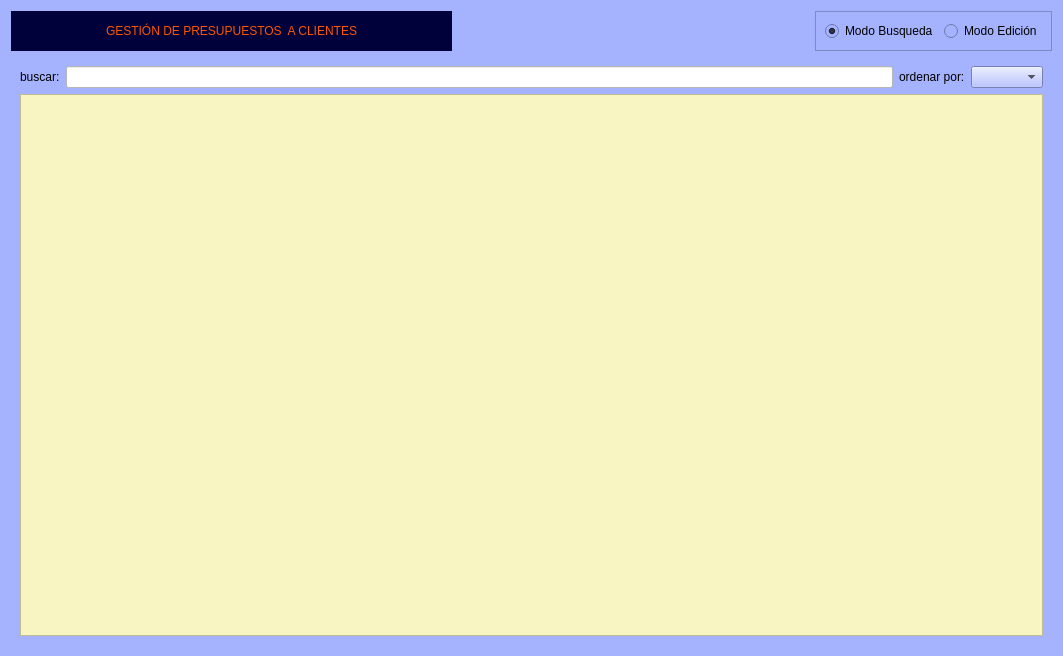
Old version of the form Zona_Ventas/frmpresupuestoscli.ui in the repository arcnexus/RedFoX.
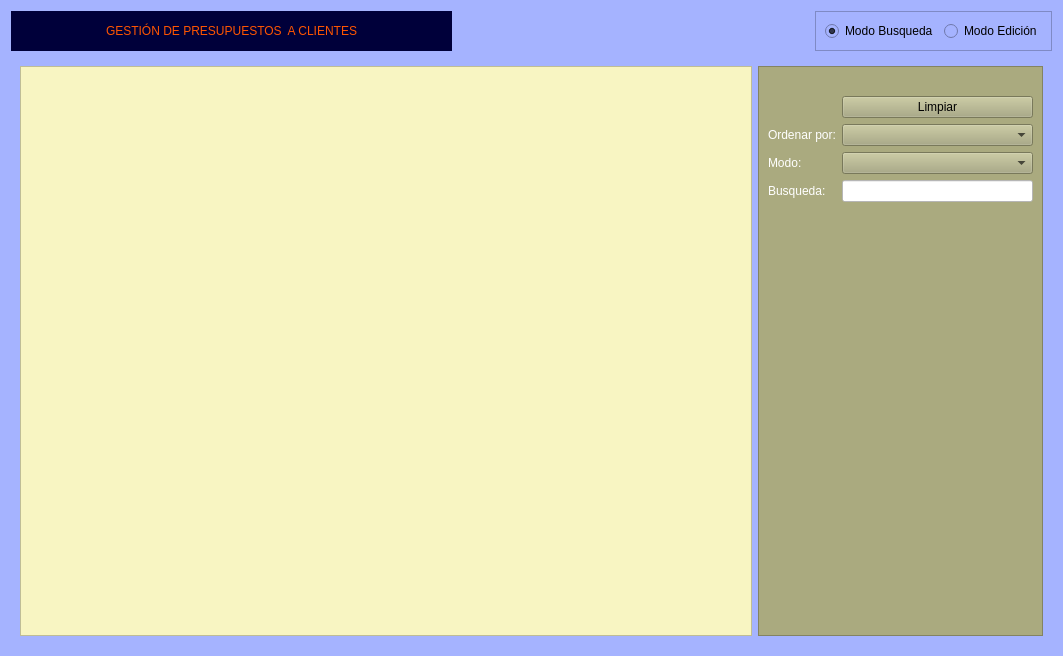
New version of the form. The open tabs and pages were chosen to show the change. Icons and pictures are not drawn.

Diff of the .ui file:
```diff
--- a/Zona_Ventas/frmpresupuestoscli.ui
+++ b/Zona_Ventas/frmpresupuestoscli.ui
@@ -2358,30 +2358,6 @@
      <widget class="QWidget" name="page_2">
       <layout class="QGridLayout" name="gridLayout_6">
        <item row="0" column="0">
-        <widget class="QLabel" name="label_17">
-         <property name="text">
-          <string>buscar:</string>
-         </property>
-        </widget>
-       </item>
-       <item row="0" column="1">
-        <widget class="QLineEdit" name="txtBuscar">
-         <property name="styleSheet">
-          <string notr="true">background-color: rgb(255, 255, 255);</string>
-         </property>
-        </widget>
-       </item>
-       <item row="0" column="2">
-        <widget class="QLabel" name="label_19">
-         <property name="text">
-          <string>ordenar por:</string>
-         </property>
-        </widget>
-       </item>
-       <item row="0" column="3">
-        <widget class="QComboBox" name="cboOrdenar_por"/>
-       </item>
-       <item row="1" column="0" colspan="4">
         <widget class="QTableView" name="tabla">
          <property name="styleSheet">
           <string notr="true">alternate-background-color: rgb(255, 255, 255);
@@ -2404,6 +2380,111 @@
          </attribute>
         </widget>
        </item>
+       <item row="0" column="1">
+        <widget class="QFrame" name="frame_3">
+         <property name="maximumSize">
+          <size>
+           <width>285</width>
+           <height>16777215</height>
+          </size>
+         </property>
+         <property name="styleSheet">
+          <string notr="true">background-color: rgb(170, 170, 127);</string>
+         </property>
+         <property name="frameShape">
+          <enum>QFrame::StyledPanel</enum>
+         </property>
+         <property name="frameShadow">
+          <enum>QFrame::Raised</enum>
+         </property>
+         <layout class="QGridLayout" name="gridLayout_8">
+          <item row="4" column="0">
+           <widget class="QLabel" name="label_24">
+            <property name="styleSheet">
+             <string notr="true">color: rgb(255, 255, 255);</string>
+            </property>
+            <property name="text">
+             <string>Busqueda:</string>
+            </property>
+           </widget>
+          </item>
+          <item row="1" column="2">
+           <widget class="QPushButton" name="btnLimpiar">
+            <property name="text">
+             <string>Limpiar</string>
+            </property>
+            <property name="icon">
+             <iconset resource="../maya.qrc">
+              <normaloff>:/Icons/PNG/clean.png</normaloff>:/Icons/PNG/clean.png</iconset>
+            </property>
+           </widget>
+          </item>
+          <item row="2" column="0">
+           <widget class="QLabel" name="label_31">
+            <property name="styleSheet">
+             <string notr="true">color: rgb(255, 255, 255);</string>
+            </property>
+            <property name="text">
+             <string>Ordenar por:</string>
+            </property>
+           </widget>
+          </item>
+          <item row="5" column="0">
+           <spacer name="verticalSpacer_3">
+            <property name="orientation">
+             <enum>Qt::Vertical</enum>
+            </property>
+            <property name="sizeHint" stdset="0">
+             <size>
+              <width>20</width>
+              <height>40</height>
+             </size>
+            </property>
+           </spacer>
+          </item>
+          <item row="4" column="2">
+           <widget class="QLineEdit" name="txtBuscar">
+            <property name="styleSheet">
+             <string notr="true">background-color: rgb(255, 255, 255);</string>
+            </property>
+           </widget>
+          </item>
+          <item row="2" column="2">
+           <widget class="QComboBox" name="cboOrden">
+            <property name="minimumSize">
+             <size>
+              <width>120</width>
+              <height>0</height>
+             </size>
+            </property>
+           </widget>
+          </item>
+          <item row="3" column="0">
+           <widget class="QLabel" name="label_32">
+            <property name="styleSheet">
+             <string notr="true">color: rgb(255, 255, 255);</string>
+            </property>
+            <property name="text">
+             <string>Modo:</string>
+            </property>
+           </widget>
+          </item>
+          <item row="3" column="2">
+           <widget class="QComboBox" name="cboModo"/>
+          </item>
+          <item row="0" column="2">
+           <widget class="QLabel" name="label_17">
+            <property name="text">
+             <string/>
+            </property>
+            <property name="pixmap">
+             <pixmap resource="../maya.qrc">:/Icons/PNG/busca_filtra.png</pixmap>
+            </property>
+           </widget>
+          </item>
+         </layout>
+        </widget>
+       </item>
       </layout>
      </widget>
     </widget>
```
Left out of the diff: 2 changed lines with no effect on the pictures.
